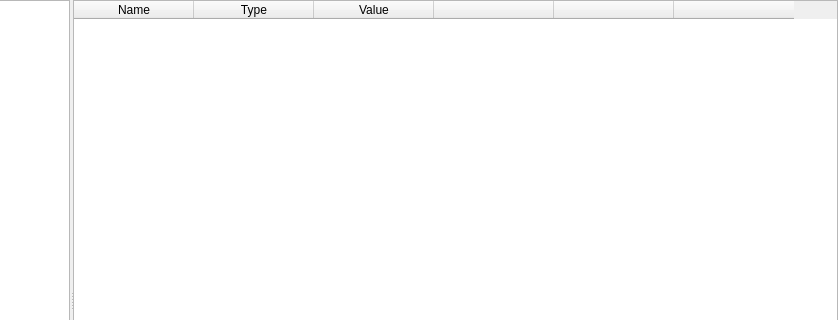
This is ui/DocumentWindow.ui in djbozkosz/BozSceneTreeEditor as Qt 5 draws it before an edit; both pictures show x 186 to 1024 and y 0 to 320 of the 1024 by 600 pixel window. The edited form follows.
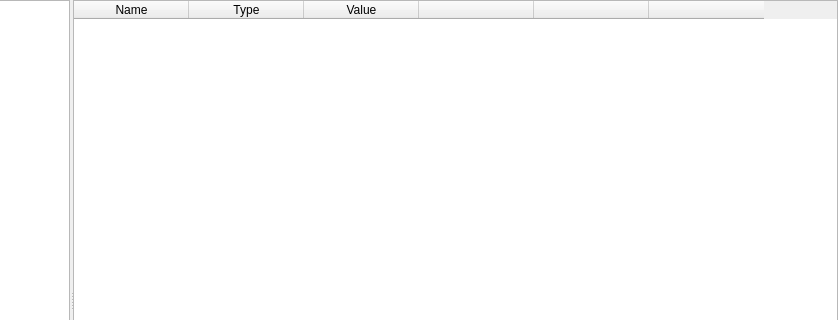
This is the edited form.

Commit message: * Table polished.

The edit to the form file:
```diff
--- a/ui/DocumentWindow.ui
+++ b/ui/DocumentWindow.ui
@@ -70,7 +70,10 @@
        </size>
       </property>
       <attribute name="horizontalHeaderDefaultSectionSize">
-       <number>120</number>
+       <number>115</number>
+      </attribute>
+      <attribute name="verticalHeaderDefaultSectionSize">
+       <number>24</number>
       </attribute>
       <column>
        <property name="text">
@@ -89,17 +92,17 @@
       </column>
       <column>
        <property name="text">
-        <string> </string>
+        <string/>
        </property>
       </column>
       <column>
        <property name="text">
-        <string> </string>
+        <string/>
        </property>
       </column>
       <column>
        <property name="text">
-        <string> </string>
+        <string/>
        </property>
       </column>
      </widget>
```
